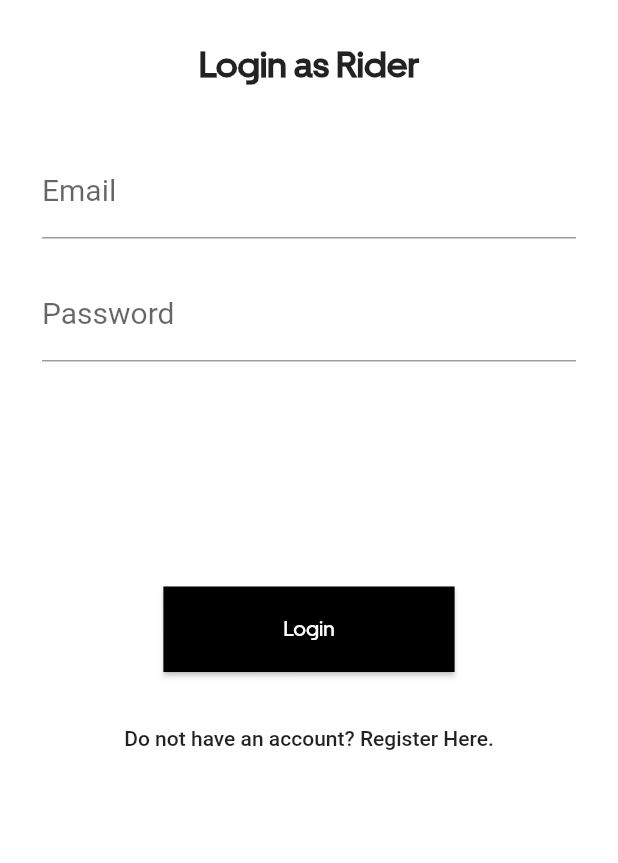
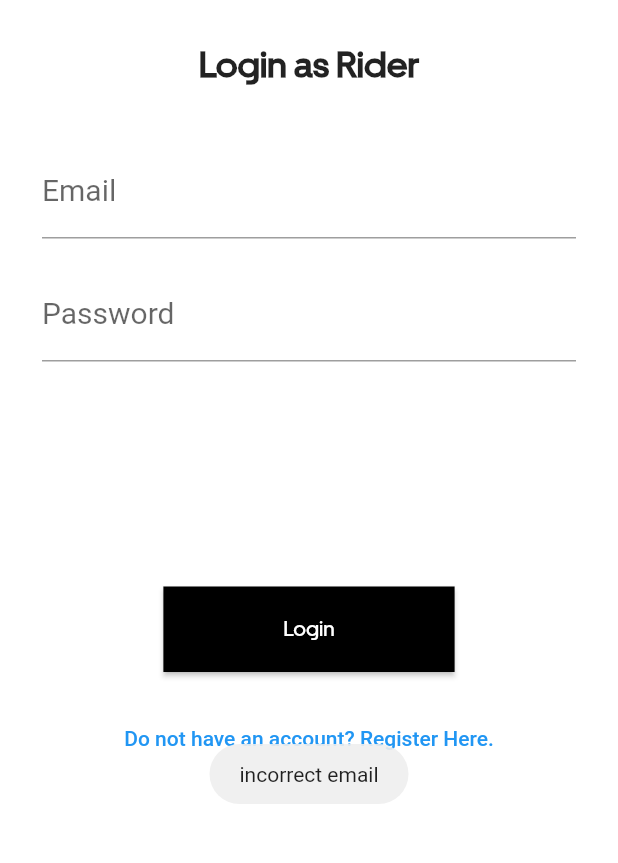
Before and after one commit to DevatYHY/Uber, a Flutter app: the RegisterScreen screen opened directly, after a tap on "Already have an account? Login Here.", after a tap on "Login", on a phone screen of 412 x 824 dp, the part 336-1199 px from its top. Run offline on Flutter 3.47's test engine with Material 2 defaults, Android fonts, the phone set to English and light mode, and no system bars; our stand-ins replace animated_splash_screen, firebase_auth, firebase_core, firebase_database, fluttertoast; accounts and stored records are empty.

Commit message:
firebase auth login

```diff
--- a/lib/AllScreens/loginscreen.dart
+++ b/lib/AllScreens/loginscreen.dart
@@ -1,10 +1,18 @@
+import 'package:firebase_auth/firebase_auth.dart';
+import 'package:firebase_database/firebase_database.dart';
 import 'package:flutter/material.dart';
+import 'package:uber/AllScreens/mainscreen.dart';
 import 'package:uber/AllScreens/registrationscreen.dart';
+import 'package:uber/main.dart';
 import 'package:uber/util/history.dart';
 import 'package:uber/widgets/rectangle_button.dart';
 
 class LoginScreeen extends StatelessWidget {
   //const LoginScreeen({ Key? key }) : super(key: key);
+
+  TextEditingController emailTextEditingController=TextEditingController();
+  TextEditingController passwordTextEditingController=TextEditingController();
+
   static const String idScreen="LoginScreen";
   @override
   Widget build(BuildContext context) {
@@ -46,6 +54,7 @@ class LoginScreeen extends StatelessWidget {
                 child: Column(children: [
                   SizedBox(height: 20.0,),
               TextField(
+                controller: emailTextEditingController,
                 keyboardType: TextInputType.emailAddress,
                 decoration: InputDecoration(
                   labelText: "Email",
@@ -67,6 +76,7 @@ class LoginScreeen extends StatelessWidget {
 
               SizedBox(height: 20.0,),
               TextField(
+                controller: passwordTextEditingController,
                 obscureText: true,
                 decoration: InputDecoration(
                   labelText: "Password",
@@ -87,11 +97,19 @@ class LoginScreeen extends StatelessWidget {
               RectangleButton(
                 color: Colors.black,
                 onPressed:(){
-                 print("loggedin");
+                  if(!emailTextEditingController.text.contains("@")){
+                    displayToastMessage("incorrect email",context);
+
+                  }
+                  else if(passwordTextEditingController.text.length <9){
+                    displayToastMessage("Password Incorrect",context);
+                  }
+                  else{
+                    loginAndAuthenticateUser(context);
+                  }
                 },
                 child: Text(
                 "Login",
-
                 style: TextStyle(
                   fontFamily: "Uber Move",
                   fontSize: 14.0,
@@ -103,7 +121,7 @@ class LoginScreeen extends StatelessWidget {
           )
           ),
 
-          FlatButton(
+          TextButton(
           onPressed:(){
             History.pushPage(context, RegisterScreen());
           },
@@ -117,4 +135,35 @@ class LoginScreeen extends StatelessWidget {
       )
     );
   }
+
+  final FirebaseAuth _firebaseAuth=FirebaseAuth.instance;
+  void loginAndAuthenticateUser(BuildContext context) async {
+    final User firebaseUser=(await _firebaseAuth
+   .signInWithEmailAndPassword(
+      email: emailTextEditingController.text,
+      password: passwordTextEditingController.text,
+      ).catchError((errMsg){
+        displayToastMessage("Error: "+errMsg.toString(),context);
+      })).user;
+
+       if(firebaseUser!=null) //user created
+        {
+          usersRef.child(firebaseUser.uid).once().then((DataSnapshot snap){
+            if(snap.value!=null){
+                History.pushPageReplacement(context, MainScreen());
+                displayToastMessage("Successfully LoggedIn", context);
+            }
+            else{
+              _firebaseAuth.signOut();
+              displayToastMessage("Create new account", context);
+            }
+          });
+
+      }
+        else{
+         // error
+          displayToastMessage("Error! Cannot Sign in",context);
+      }
+
+  }
 }
--- a/lib/AllScreens/registrationscreen.dart
+++ b/lib/AllScreens/registrationscreen.dart
@@ -205,7 +205,7 @@ class RegisterScreen extends StatelessWidget {
       }
         else{
          // error
-         displayToastMessage("New User account has not craeted ",context);
+          displayToastMessage("New User account has not created ",context);
       }
   }
 }
```
Also changed, not shown: 1 other file. Lines whose indentation alone changed are shown as unchanged.
